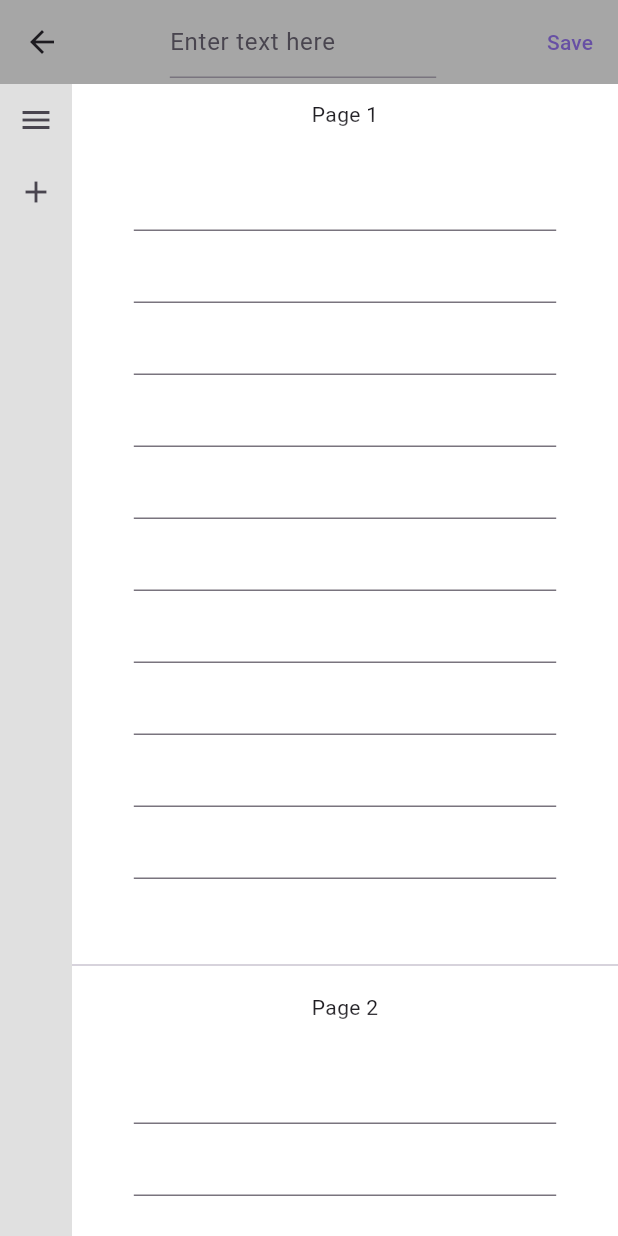
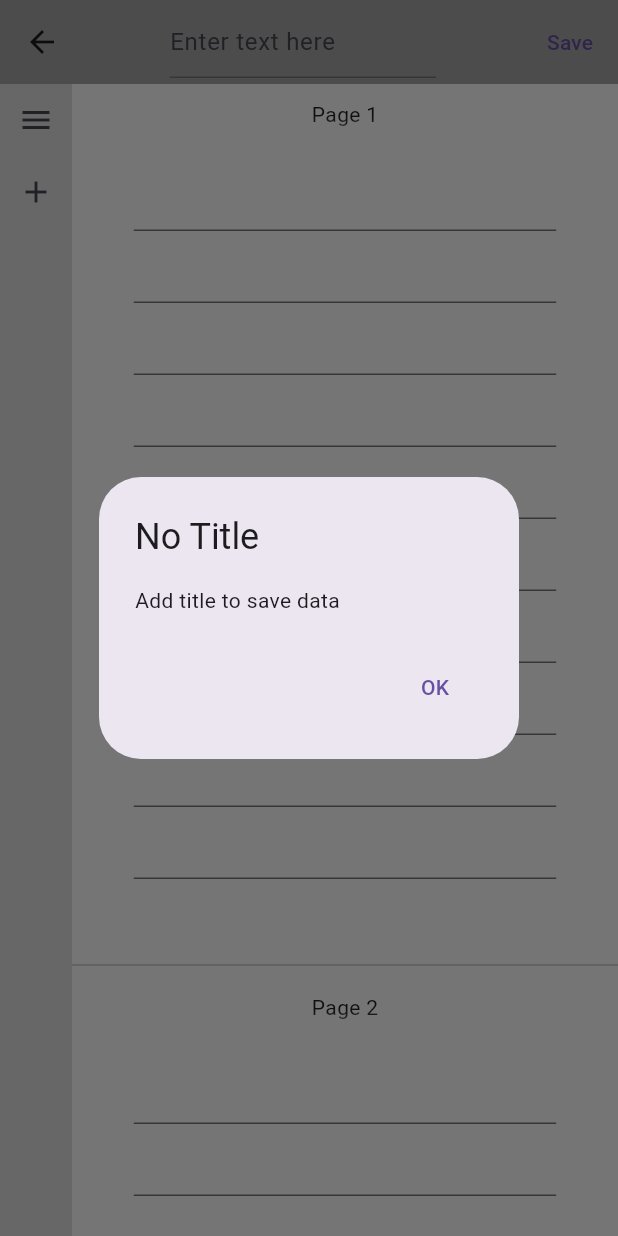
Before and after one commit to JudgeBox/Judgebox-flutter, a Flutter app: the NoteBody screen opened directly, after a tap on the "add" icon, after a tap on "Save", on a phone screen of 412 x 824 dp. Run offline on Flutter 3.47's test engine with Material 2 defaults, Android fonts, the phone set to English and light mode, and no system bars; our stand-ins replace cloud_firestore, firebase_core; accounts and stored records are empty.

Commit message:
Implement about saving the data
But after save (pop page) will be wrong

```diff
--- a/lib/responsive/web/note/noteBody.dart
+++ b/lib/responsive/web/note/noteBody.dart
@@ -9,17 +9,16 @@ import 'package:judgebox/responsive/web/note/textBody.dart';
 class NoteBody extends StatefulWidget {
   const NoteBody({Key? key}) : super(key: key);
   static List<List<String>> tmpText = <List<String>>[];
+  static List<List<PaintData>> tmpPaint = <List<PaintData>>[];
+
   @override
   State<NoteBody> createState() => _NoteBody();
 }
-
-
 
 class _NoteBody extends State<NoteBody> {
   final buttonKey = GlobalKey();
   final textBoxKey = GlobalKey();
   bool _isTop = true;
-
 
   void _changeOrder() {
     setState(() {
@@ -28,6 +27,7 @@ class _NoteBody extends State<NoteBody> {
   }
 
   late List<List<Widget>> pages;
+
   @override
   void initState() {
     NoteBody.tmpText.add(List.generate(10, (index) => ''));
@@ -35,14 +35,15 @@ class _NoteBody extends State<NoteBody> {
     // Initialize pages with a single page.
     pages = [
       [
-        PainterContainer(id: 0),
-        TextContainer(id: 0, tmpText: NoteBody.tmpText[0],),
+        PainterContainer(id: 0, title: ""),
+        TextContainer(id: 0, tmpText: NoteBody.tmpText[0], title: ""),
       ],
     ];
   }
 
   @override
   Widget build(BuildContext context) {
+    final title = TextEditingController();
     final Size size = MediaQuery.of(context).size; // 設定左右間距比例
     final double Ratio = 0.1;
 
@@ -54,6 +55,7 @@ class _NoteBody extends State<NoteBody> {
         title: Container(
           padding: EdgeInsets.symmetric(horizontal: screenPadding),
           child: TextField(
+            controller: title,
             decoration: InputDecoration(
               hintText: 'Enter text here',
             ),
@@ -62,8 +64,34 @@ class _NoteBody extends State<NoteBody> {
         actions: <Widget>[
           TextButton(
             onPressed: () async {
-              PainterContainer(id: 0).save();
-              TextContainer(id: 0, tmpText: NoteBody.tmpText[0],).save();
+              if(title.text == "") {
+                showDialog<String>(
+                    context: context,
+                    builder: (BuildContext context) => AlertDialog(
+                      title: const Text('No Title'),
+                      content: const Text('Add title to save data'),
+                      actions: <Widget>[
+                        TextButton(
+                          onPressed: () => Navigator.pop(context, 'OK'),
+                          child: const Text('OK'),
+                        ),
+                      ],
+                    ),
+                );
+                return;
+              }
+              for (int i = 0; i < NoteBody.tmpText.length; i++) {
+                PainterContainer(
+                  id: i,
+                  title: title.text,
+                ).save();
+                TextContainer(
+                  id: i,
+                  tmpText: NoteBody.tmpText[i],
+                  title: title.text,
+                ).save();
+                Navigator.pop(context);
+              }
             },
             child: Text("Save"),
           ),
@@ -83,6 +111,7 @@ class _NoteBody extends State<NoteBody> {
                         pages = pages
                             .map((page) => page.reversed.toList())
                             .toList();
+                        //print(NoteBody.tmpText[0]);
                         _changeOrder();
                       });
                     },
@@ -91,17 +120,33 @@ class _NoteBody extends State<NoteBody> {
                     icon: const Icon(Icons.add),
                     onPressed: () {
                       setState(() {
-                        // Add a new page to the end of the list.
                         int len = pages.length;
                         NoteBody.tmpText.add(List.generate(10, (index) => ''));
-                        pages += _isTop ? [[
-                            PainterContainer(id: len),
-                            TextContainer(id: len, tmpText: NoteBody.tmpText[len],),
-                          ]] : [[
-                            TextContainer(id: len, tmpText: NoteBody.tmpText[len]),
-                            PainterContainer(id: len),
-                        ]
-                        ];
+                        pages += _isTop
+                            ? [
+                                [
+                                  PainterContainer(
+                                    id: len + 1,
+                                    title: title.text,
+                                  ),
+                                  TextContainer(
+                                      id: len,
+                                      tmpText: NoteBody.tmpText[len - 1],
+                                      title: title.text),
+                                ]
+                              ]
+                            : [
+                                [
+                                  TextContainer(
+                                      id: len,
+                                      tmpText: NoteBody.tmpText[len - 1],
+                                      title: title.text),
+                                  PainterContainer(
+                                    id: len,
+                                    title: title.text,
+                                  ),
+                                ]
+                              ];
                       });
                     },
                   ),
@@ -144,5 +189,4 @@ class _NoteBody extends State<NoteBody> {
       ),
     );
   }
-
 }
--- a/lib/responsive/web/note/paintBody.dart
+++ b/lib/responsive/web/note/paintBody.dart
@@ -5,14 +5,14 @@ import 'package:cloud_firestore/cloud_firestore.dart';
 
 class PainterContainer extends StatefulWidget {
   final int id;
-
-  const PainterContainer({Key? key, required this.id}) : super(key: key);
+  final String title;
+  const PainterContainer({Key? key, required this.id, required this.title}) : super(key: key);
 
   @override
   State<PainterContainer> createState() => _PainterContainer();
 
   @override
-  Future<void> save() => _PainterContainer()._savePoints();
+  Future<void> save() => _PainterContainer()._savePoints(id, title);
 }
 
 class _PainterContainer extends State<PainterContainer> {
@@ -21,7 +21,9 @@ class _PainterContainer extends State<PainterContainer> {
   @override
   void initState() {
     super.initState();
-    _loadPoints();
+    PointPainter.points.add(<PaintData>[]);
+    //PointPainter.points.clear();
+    //_loadPoints();
   }
 
   @override
@@ -31,11 +33,11 @@ class _PainterContainer extends State<PainterContainer> {
         builder: (context, constraints) {
           return CustomPaint(
               size: Size(constraints.maxWidth, constraints.maxWidth),
-              painter: PointPainter(),
+              painter: PointPainter(id),
               child: GestureDetector(
                 onPanUpdate: (details) {
                   setState(() {
-                    PointPainter.points.add(PaintData(
+                    PointPainter.points[id].add(PaintData(
                       position: details.localPosition,
                       color: Colors.red,
                       strokeWidth: 4.0,
@@ -49,21 +51,20 @@ class _PainterContainer extends State<PainterContainer> {
     );
   }
 
-  Future<void> _savePoints() async {
-    final List<Map<String, dynamic>> data = PointPainter.points.map((e) =>
+  Future<void> _savePoints(int id, String title) async {
+    final List<Map<String, dynamic>> data = PointPainter.points[id].map((e) =>
         e.toMap()).toList();
-    await _firestore.collection('points').add({'points': data});
+    await _firestore.collection(title).doc("paint$id").set({'points': data});
   }
 
-  Future<void> _loadPoints() async {
-    final snapshot = await _firestore.collection('points').get();
-    if (snapshot.docs.isNotEmpty) {
-      final data = snapshot.docs.first.data();
-      if (data.containsKey('points')) {
-        final List<dynamic> points = data['points'];
+  Future<void> _loadPoints(int id, String title) async {
+    final snapshot = await _firestore.collection(title).doc("paint$id").get();
+    if (snapshot.exists) {
+      final List<dynamic>? points = snapshot.data()?['points'];
+      if (points != null) {
         setState(() {
           PointPainter.points.clear();
-          PointPainter.points.addAll(
+          PointPainter.points[id].addAll(
               points.map((e) => PaintData.fromMap(e)).toList());
         });
       }
@@ -105,12 +106,15 @@ class PaintData {
 }
 
 class PointPainter extends CustomPainter {
-  static List<PaintData> points = <PaintData>[];
+  static List<List<PaintData>> points = [];
+  final int id;
 
+  PointPainter(this.id);
   @override
   void paint(Canvas canvas, Size size) {
     var paint = Paint();
-    for (final point in points) {
+    if(points.length <= id) return;
+    for (final point in points[id]) {
       paint.color = point.color;
       paint.strokeWidth = point.strokeWidth;
       paint.strokeCap = point.strokeCap;
--- a/lib/responsive/web/note/textBody.dart
+++ b/lib/responsive/web/note/textBody.dart
@@ -7,12 +7,14 @@ import 'package:judgebox/responsive/web/note/noteBody.dart';
 class TextContainer extends StatefulWidget {
   final int id;
   final List<String> tmpText;
-  const TextContainer({Key? key, required this.id, required this.tmpText}) : super(key: key);
+  final String title;
+  const TextContainer({Key? key, required this.id, required this.tmpText, required this.title}) : super(key: key);
+
 
   @override
   State<TextContainer> createState() => _TextContainerState();
   @override
-  Future<void> save() => _TextContainerState()._saveText(id);
+  Future<void> save() => _TextContainerState()._saveText(id, title);
 }
 
 class _TextContainerState extends State<TextContainer> {
@@ -23,9 +25,9 @@ class _TextContainerState extends State<TextContainer> {
   void initState() {
     super.initState();
     for (int i = 0; i < 10; i++) {
-      _controllers.add(TextEditingController(text: ""));
+      _controllers.add(TextEditingController(text: NoteBody.tmpText[widget.id][i]));
     }
-    _loadText();
+    //_loadText();
   }
 
   @override
@@ -36,21 +38,15 @@ class _TextContainerState extends State<TextContainer> {
     super.dispose();
   }
 
-  Map<String, dynamic> toMap(List<String> list) {
-    Map<String, dynamic> result = {};
-    for (int i = 0; i < list.length; i++) {
-      result['item$i'] = list[i];
-    }
-    return result;
-  }
 
-  Future<void> _saveText(int id) async {
+  Future<void> _saveText(int id, String title) async {
     final List<String> text = NoteBody.tmpText[id];
-    await _firestore.collection('NoteText').add({'Text': text});
+    //print(title);
+    await _firestore.collection(title).doc('text$id').set({'Text': text});
   }
 
   Future<void> _loadText() async {
-    final snapshot = await _firestore.collection('NoteText').get();
+    final snapshot = await _firestore.collection(widget.title).get();
     if (snapshot.docs.isNotEmpty) {
       final data = snapshot.docs.first.data();
       if (data.containsKey('Text')) {
```
